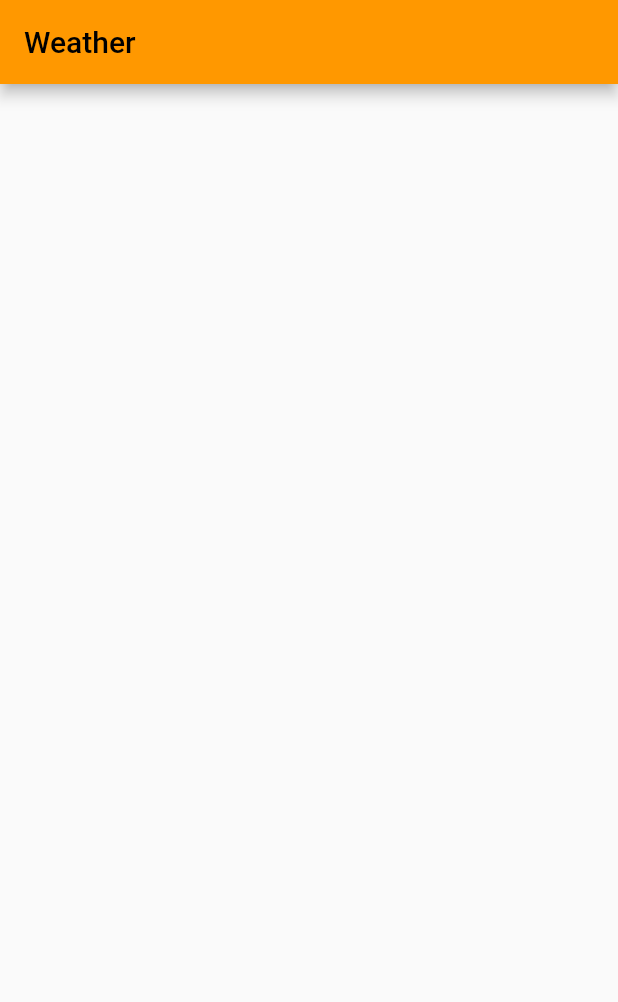
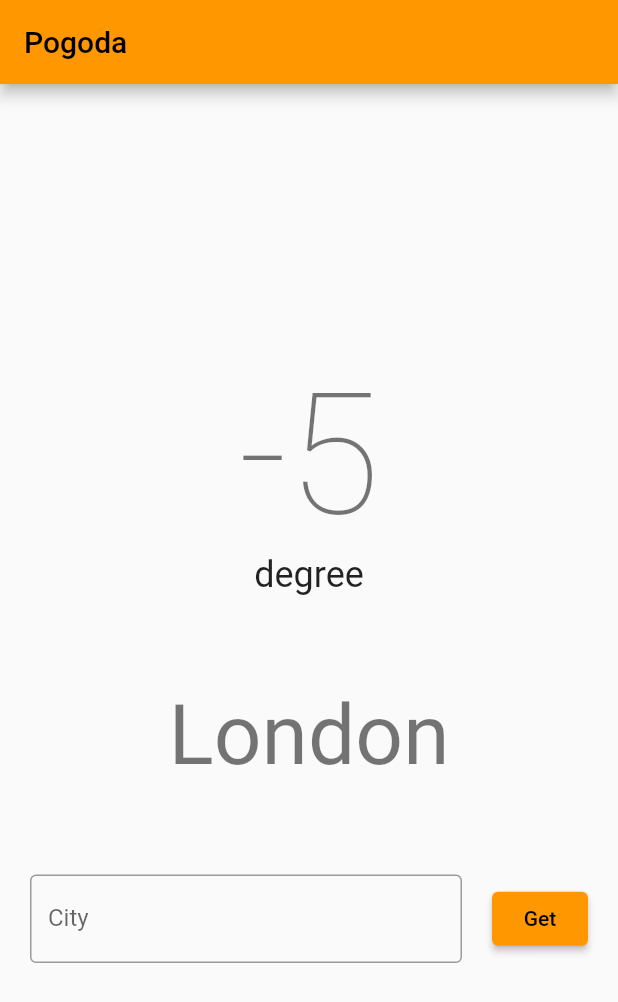
Before and after one commit to zofiapielat/simple_weather, a Flutter app: the screen it shows after launch, on a phone screen of 412 x 824 dp. Shown: the top 1002 px of the screen. Run offline on Flutter 3.47's test engine with Material 2 defaults, Android fonts, the phone set to English and light mode, and no system bars.

Commit message:
Build simple UI

```diff
--- a/lib/features/home/pages/home_page.dart
+++ b/lib/features/home/pages/home_page.dart
@@ -9,7 +9,49 @@ class HomePage extends StatelessWidget {
   Widget build(BuildContext context) {
     return Scaffold(
       appBar: AppBar(
-        title: const Text('Weather'),
+        title: const Text('Pogoda'),
+      ),
+      body: Center(
+        child: Column(
+          mainAxisAlignment: MainAxisAlignment.center,
+          children: [
+            Text(
+              '-5',
+              style: Theme.of(context).textTheme.headline1,
+            ),
+            Text(
+              'degree',
+              style: Theme.of(context).textTheme.headline5,
+            ),
+            const SizedBox(height: 60),
+            Text(
+              'London',
+              style: Theme.of(context).textTheme.headline2,
+            ),
+            const SizedBox(height: 60),
+            Padding(
+              padding: const EdgeInsets.symmetric(horizontal: 20.0),
+              child: Row(
+                children: [
+                  const Expanded(
+                    child: TextField(
+                      decoration: InputDecoration(
+                        border: OutlineInputBorder(),
+                        label: Text('City'),
+                        hintText: 'London',
+                      ),
+                    ),
+                  ),
+                  const SizedBox(width: 20),
+                  ElevatedButton(
+                    onPressed: () {},
+                    child: const Text('Get'),
+                  ),
+                ],
+              ),
+            ),
+          ],
+        ),
       ),
     );
   }
```
